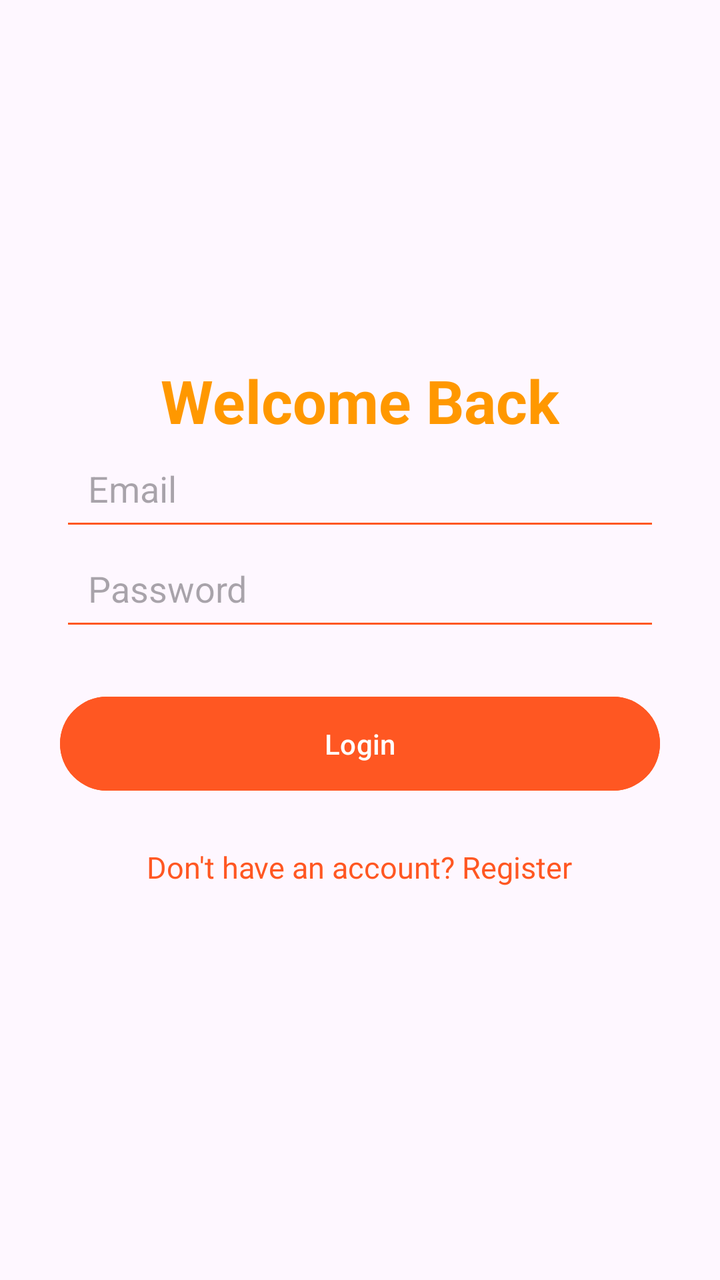
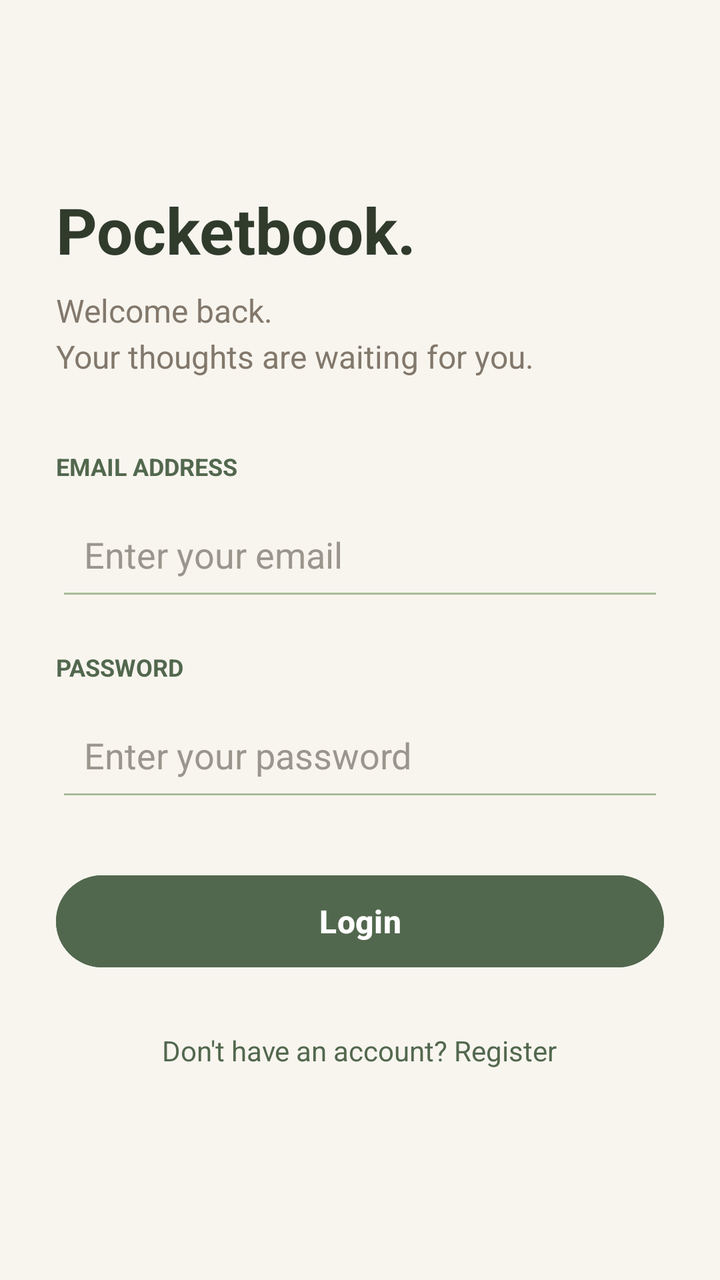

The first picture is an Android layout as it rendered before a commit; the second is the same layout after the commit. The layout source and the unified diff follow.
<!-- AndroidManifest.xml: application theme Theme.MiniProjectNoteBook -->
<!-- res/layout/fragment_login.xml -->
<?xml version="1.0" encoding="utf-8"?>
<LinearLayout xmlns:android="http://schemas.android.com/apk/res/android"
    xmlns:tools="http://schemas.android.com/tools"
    android:layout_width="match_parent"
    android:layout_height="match_parent"
    android:orientation="vertical"
    android:gravity="center"
    android:padding="30dp"

    tools:context=".ui.login.LoginFragment">

    <TextView
        android:layout_width="wrap_content"
        android:layout_height="wrap_content"
        android:textSize="30sp"
        android:textStyle="bold"
        android:textColor="#FF9800"
        android:text="Welcome Back"/>

    <EditText
        android:id="@+id/etUser"
        android:layout_width="match_parent"
        android:layout_height="50dp"
        android:padding="14dp"
        android:backgroundTint="#FF5722"
        android:inputType="textEmailAddress"
        android:hint="Email"/>
    <EditText
        android:id="@+id/etPassword"
        android:layout_width="match_parent"
        android:layout_height="50dp"
        android:padding="14dp"
        android:backgroundTint="#FF5722"
        android:inputType="textPassword"
        android:hint="Password"/>
    <Button
        android:id="@+id/btnLogin"
        android:layout_width="match_parent"
        android:layout_height="55dp"
        android:text="Login"
        android:textAllCaps="false"
        android:layout_marginTop="24dp"
        android:backgroundTint="#FF5722" />
    <TextView
        android:id="@+id/tvRegister"
        android:layout_width="wrap_content"
        android:layout_height="wrap_content"
        android:text="Don't have an account? Register"
        android:textSize="15sp"
        android:textColor="#FF5722"
        android:padding="16dp"
        android:layout_marginTop="8dp" />




</LinearLayout>
<!-- resources referenced by this layout -->
<resources>
  <style name="Theme.MiniProjectNoteBook" parent="Base.Theme.MiniProjectNoteBook" />
  <style name="Base.Theme.MiniProjectNoteBook" parent="Theme.Material3.DayNight.NoActionBar">
          
          
      </style>
</resources>

<!-- the commit's change to res/layout/fragment_login.xml (unified diff, before → after) -->
@@ -1,57 +1,96 @@
 <?xml version="1.0" encoding="utf-8"?>
-<LinearLayout xmlns:android="http://schemas.android.com/apk/res/android"
+<LinearLayout
+    xmlns:android="http://schemas.android.com/apk/res/android"
     xmlns:tools="http://schemas.android.com/tools"
     android:layout_width="match_parent"
     android:layout_height="match_parent"
     android:orientation="vertical"
     android:gravity="center"
-    android:padding="30dp"
-
+    android:background="#F8F5EF"
+    android:padding="28dp"
     tools:context=".ui.login.LoginFragment">
 
     <TextView
-        android:layout_width="wrap_content"
+        android:layout_width="match_parent"
         android:layout_height="wrap_content"
-        android:textSize="30sp"
-        android:textStyle="bold"
-        android:textColor="#FF9800"
-        android:text="Welcome Back"/>
+        android:text="Pocketbook."
+        android:textColor="#303B2C"
+        android:textSize="32sp"
+        android:textStyle="bold" />
+
+    <TextView
+        android:layout_width="match_parent"
+        android:layout_height="wrap_content"
+        android:layout_marginTop="8dp"
+        android:layout_marginBottom="36dp"
+        android:text="Welcome back.\nYour thoughts are waiting for you."
+        android:textColor="#82786B"
+        android:textSize="16sp"
+        android:lineSpacingExtra="4dp" />
+
+    <TextView
+        android:layout_width="match_parent"
+        android:layout_height="wrap_content"
+        android:text="EMAIL ADDRESS"
+        android:textColor="#52684E"
+        android:textSize="12sp"
+        android:textStyle="bold" />
 
     <EditText
         android:id="@+id/etUser"
         android:layout_width="match_parent"
-        android:layout_height="50dp"
+        android:layout_height="56dp"
+        android:layout_marginTop="8dp"
         android:padding="14dp"
-        android:backgroundTint="#FF5722"
+        android:backgroundTint="#A7BC98"
+        android:hint="Enter your email"
         android:inputType="textEmailAddress"
-        android:hint="Email"/>
+        android:autofillHints="emailAddress"
+        android:textColor="#303B2C"
+        android:textColorHint="#9B968D" />
+
+    <TextView
+        android:layout_width="match_parent"
+        android:layout_height="wrap_content"
+        android:layout_marginTop="20dp"
+        android:text="PASSWORD"
+        android:textColor="#52684E"
+        android:textSize="12sp"
+        android:textStyle="bold" />
+
     <EditText
         android:id="@+id/etPassword"
         android:layout_width="match_parent"
-        android:layout_height="50dp"
+        android:layout_height="56dp"
+        android:layout_marginTop="8dp"
         android:padding="14dp"
-        android:backgroundTint="#FF5722"
+        android:backgroundTint="#A7BC98"
+        android:hint="Enter your password"
         android:inputType="textPassword"
-        android:hint="Password"/>
+        android:autofillHints="password"
+        android:textColor="#303B2C"
+        android:textColorHint="#9B968D" />
+
     <Button
         android:id="@+id/btnLogin"
         android:layout_width="match_parent"
-        android:layout_height="55dp"
+        android:layout_height="54dp"
+        android:layout_marginTop="28dp"
+        android:backgroundTint="#52684E"
         android:text="Login"
         android:textAllCaps="false"
-        android:layout_marginTop="24dp"
-        android:backgroundTint="#FF5722" />
+        android:textColor="#FFFFFF"
+        android:textSize="16sp"
+        android:textStyle="bold" />
+
     <TextView
         android:id="@+id/tvRegister"
         android:layout_width="wrap_content"
         android:layout_height="wrap_content"
+        android:layout_marginTop="16dp"
+        android:padding="12dp"
         android:text="Don't have an account? Register"
-        android:textSize="15sp"
-        android:textColor="#FF5722"
-        android:padding="16dp"
-        android:layout_marginTop="8dp" />
-
-
-
+        android:textColor="#52684E"
+        android:textSize="14sp" />
 
 </LinearLayout>
